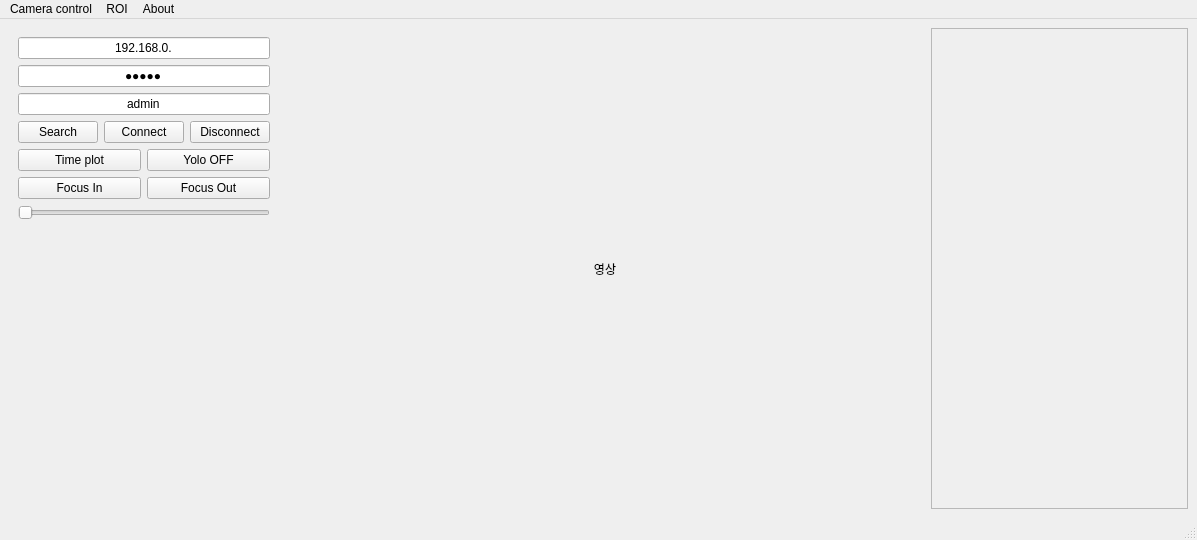
Old version of the form thermalcam/resources/ui/viewer.ui in the repository sue9010/IPCamera.
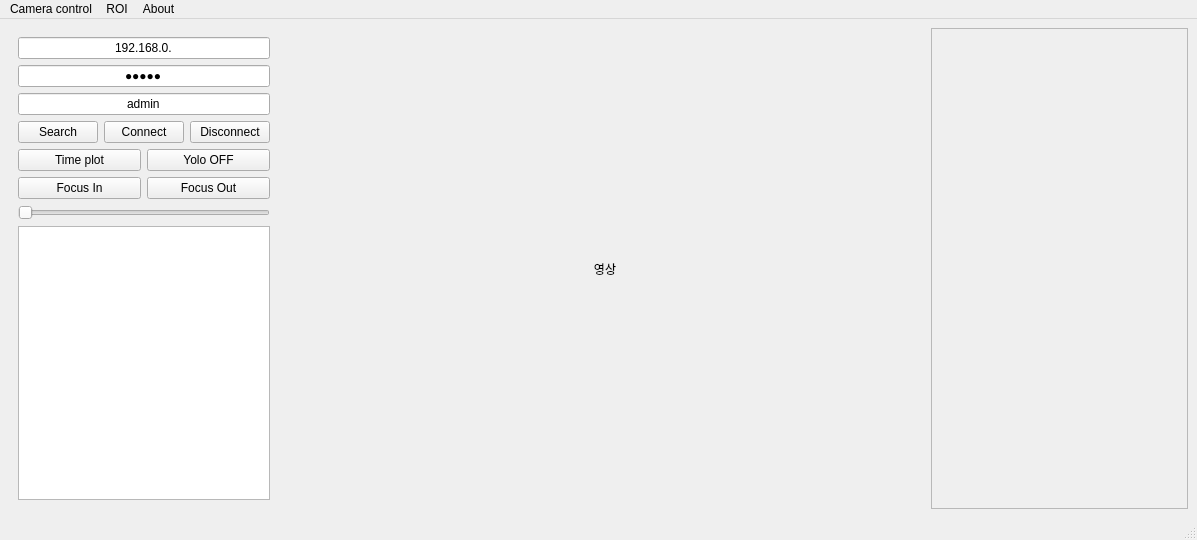
New version of the form.

```diff
--- a/thermalcam/resources/ui/viewer.ui
+++ b/thermalcam/resources/ui/viewer.ui
@@ -168,17 +168,7 @@
         </widget>
        </item>
        <item>
-        <spacer name="verticalSpacer">
-         <property name="orientation">
-          <enum>Qt::Vertical</enum>
-         </property>
-         <property name="sizeHint" stdset="0">
-          <size>
-           <width>20</width>
-           <height>40</height>
-          </size>
-         </property>
-        </spacer>
+        <widget class="QPlainTextEdit" name="log_console"/>
        </item>
       </layout>
      </widget>
```
